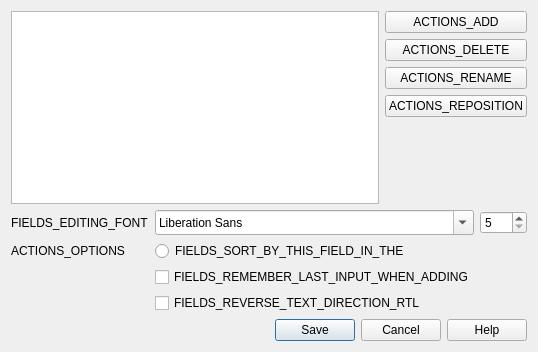
First picture: the form in qt/aqt/forms/fields.ui, repository ankitects/anki, before the edit.
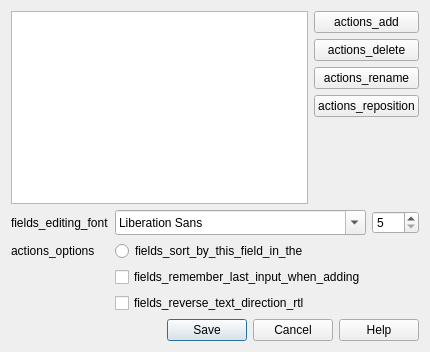
Second picture: the form after the edit.

The edit to the form file:
```diff
--- a/qt/aqt/forms/fields.ui
+++ b/qt/aqt/forms/fields.ui
@@ -40,28 +40,28 @@
        <item>
         <widget class="QPushButton" name="fieldAdd">
          <property name="text">
-          <string>ACTIONS_ADD</string>
+          <string>actions_add</string>
          </property>
         </widget>
        </item>
        <item>
         <widget class="QPushButton" name="fieldDelete">
          <property name="text">
-          <string>ACTIONS_DELETE</string>
+          <string>actions_delete</string>
          </property>
         </widget>
        </item>
        <item>
         <widget class="QPushButton" name="fieldRename">
          <property name="text">
-          <string>ACTIONS_RENAME</string>
+          <string>actions_rename</string>
          </property>
         </widget>
        </item>
        <item>
         <widget class="QPushButton" name="fieldPosition">
          <property name="text">
-          <string>ACTIONS_REPOSITION</string>
+          <string>actions_reposition</string>
          </property>
         </widget>
        </item>
@@ -87,7 +87,7 @@
      <item row="0" column="0">
       <widget class="QLabel" name="label_5">
        <property name="text">
-        <string>FIELDS_EDITING_FONT</string>
+        <string>fields_editing_font</string>
        </property>
       </widget>
      </item>
@@ -104,7 +104,7 @@
      <item row="3" column="1">
       <widget class="QCheckBox" name="rtl">
        <property name="text">
-        <string>FIELDS_REVERSE_TEXT_DIRECTION_RTL</string>
+        <string>fields_reverse_text_direction_rtl</string>
        </property>
       </widget>
      </item>
@@ -121,21 +121,21 @@
      <item row="2" column="1">
       <widget class="QCheckBox" name="sticky">
        <property name="text">
-        <string>FIELDS_REMEMBER_LAST_INPUT_WHEN_ADDING</string>
+        <string>fields_remember_last_input_when_adding</string>
        </property>
       </widget>
      </item>
      <item row="1" column="0">
       <widget class="QLabel" name="label_18">
        <property name="text">
-        <string>ACTIONS_OPTIONS</string>
+        <string>actions_options</string>
        </property>
       </widget>
      </item>
      <item row="1" column="1">
       <widget class="QRadioButton" name="sortField">
        <property name="text">
-        <string>FIELDS_SORT_BY_THIS_FIELD_IN_THE</string>
+        <string>fields_sort_by_this_field_in_the</string>
        </property>
       </widget>
      </item>
```
Left out of the diff: 2 changed lines with no effect on the pictures.
